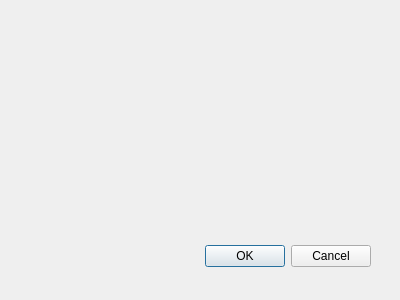
Qt form Srt.QT/tt3-gui/NewWorkspaceDialog.ui (akapustiatyahoocouk/TimeTracker3) before a commit.
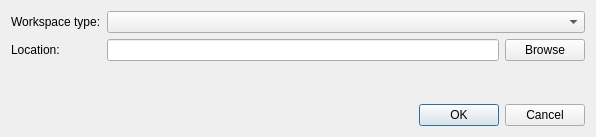
The same form after that commit. Icons and pictures are not drawn.

Diff of the .ui file:
```diff
--- a/Srt.QT/tt3-gui/NewWorkspaceDialog.ui
+++ b/Srt.QT/tt3-gui/NewWorkspaceDialog.ui
@@ -6,8 +6,8 @@
    <rect>
     <x>0</x>
     <y>0</y>
-    <width>400</width>
-    <height>300</height>
+    <width>596</width>
+    <height>137</height>
    </rect>
   </property>
   <property name="windowTitle">
@@ -20,22 +20,69 @@
   <property name="modal">
    <bool>true</bool>
   </property>
-  <widget class="QDialogButtonBox" name="buttonBox">
-   <property name="geometry">
-    <rect>
-     <x>30</x>
-     <y>240</y>
-     <width>341</width>
-     <height>32</height>
-    </rect>
-   </property>
-   <property name="orientation">
-    <enum>Qt::Orientation::Horizontal</enum>
-   </property>
-   <property name="standardButtons">
-    <set>QDialogButtonBox::StandardButton::Cancel|QDialogButtonBox::StandardButton::Ok</set>
-   </property>
-  </widget>
+  <layout class="QGridLayout" name="gridLayout">
+   <item row="2" column="0" rowspan="2" colspan="3">
+    <spacer name="verticalSpacer">
+     <property name="orientation">
+      <enum>Qt::Orientation::Vertical</enum>
+     </property>
+     <property name="sizeType">
+      <enum>QSizePolicy::Policy::Fixed</enum>
+     </property>
+     <property name="sizeHint" stdset="0">
+      <size>
+       <width>338</width>
+       <height>8</height>
+      </size>
+     </property>
+    </spacer>
+   </item>
+   <item row="0" column="1" colspan="2">
+    <widget class="QComboBox" name="workspaceTypeComboBox"/>
+   </item>
+   <item row="1" column="2">
+    <widget class="QPushButton" name="browsePushButton">
+     <property name="text">
+      <string>Browse</string>
+     </property>
+     <property name="icon">
+      <iconset resource="tt3-gui.qrc">
+       <normaloff>:/tt3-gui/Resources/Images/Actions/BrowseSmall.png</normaloff>:/tt3-gui/Resources/Images/Actions/BrowseSmall.png</iconset>
+     </property>
+    </widget>
+   </item>
+   <item row="0" column="0">
+    <widget class="QLabel" name="workspaceTypeLabel">
+     <property name="text">
+      <string>Workspace type:</string>
+     </property>
+    </widget>
+   </item>
+   <item row="1" column="0">
+    <widget class="QLabel" name="locationLabel">
+     <property name="text">
+      <string>Location:</string>
+     </property>
+    </widget>
+   </item>
+   <item row="1" column="1">
+    <widget class="QLineEdit" name="locationLineEdit">
+     <property name="readOnly">
+      <bool>true</bool>
+     </property>
+    </widget>
+   </item>
+   <item row="4" column="0" colspan="3">
+    <widget class="QDialogButtonBox" name="buttonBox">
+     <property name="orientation">
+      <enum>Qt::Orientation::Horizontal</enum>
+     </property>
+     <property name="standardButtons">
+      <set>QDialogButtonBox::StandardButton::Cancel|QDialogButtonBox::StandardButton::Ok</set>
+     </property>
+    </widget>
+   </item>
+  </layout>
  </widget>
  <resources>
   <include location="tt3-gui.qrc"/>
```
Left out of the diff: 36 changed lines with no effect on the pictures.
